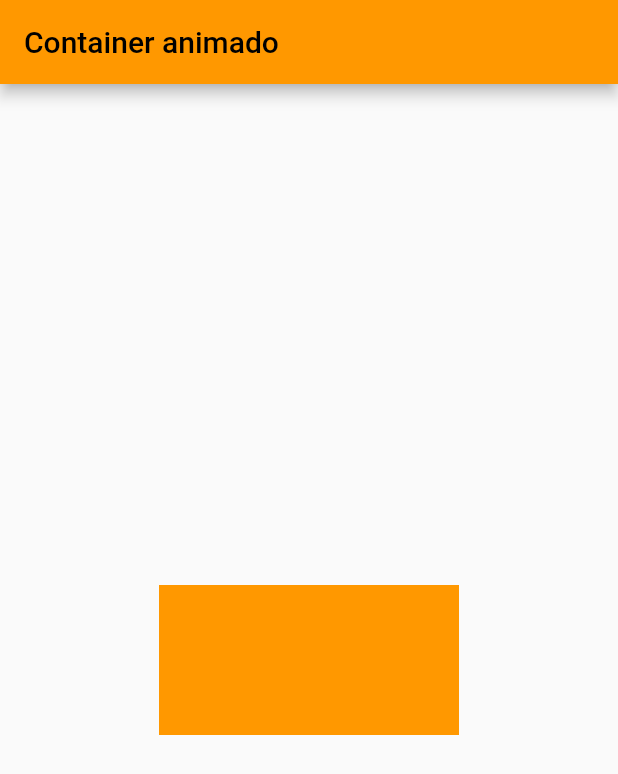
After one commit to maykedesenvolvimento/flutter_tutoriais, a Flutter app: the screen it shows after launch, on a phone screen of 412 x 824 dp. The commit adds this screen. Shown: the top 774 px of the screen. Run offline on Flutter 3.47's test engine with Material 2 defaults, Android fonts, the phone set to English and light mode, and no system bars.

Commit message:
Widget 2 - AnimatedContainer (Container animado)

```diff
--- a/lib/main.dart
+++ b/lib/main.dart
@@ -1,5 +1,5 @@
 import 'package:flutter/material.dart';
-import 'widgets/widget_01_animated_icon.dart';
+import 'package:flutter_tutoriais/widgets/widget_02_animated_container.dart';
 
 void main() {
   runApp(const MyApp());
@@ -15,7 +15,7 @@ class MyApp extends StatelessWidget {
       theme: ThemeData(
         primarySwatch: Colors.orange,
       ),
-      home: const IconeAnimado(),
+      home: const ContainerAnimado(),
     );
   }
 }
--- /dev/null
+++ b/lib/widgets/widget_02_animated_container.dart
@@ -0,0 +1,42 @@
+import 'package:flutter/material.dart';
+
+class ContainerAnimado extends StatefulWidget {
+  const ContainerAnimado({super.key});
+
+  @override
+  State<ContainerAnimado> createState() => _ContainerAnimadoState();
+}
+
+class _ContainerAnimadoState extends State<ContainerAnimado> {
+  bool clicado = false;
+
+  @override
+  Widget build(BuildContext context) {
+    return Scaffold(
+      appBar: AppBar(
+        title: const Text('Container animado'),
+      ),
+      body: Center(
+        child: GestureDetector(
+          onTap: () {
+            setState(() {
+              clicado = !clicado;
+            });
+          },
+          child: AnimatedContainer(
+            width: clicado ? 100 : 200,
+            height: clicado ? 200 : 100,
+            duration: const Duration(seconds: 1),
+            curve: Curves.bounceOut,
+            decoration: BoxDecoration(
+              borderRadius: clicado
+                  ? BorderRadius.circular(25)
+                  : BorderRadius.circular(0),
+              color: Colors.orange,
+            ),
+          ),
+        ),
+      ),
+    );
+  }
+}
```
